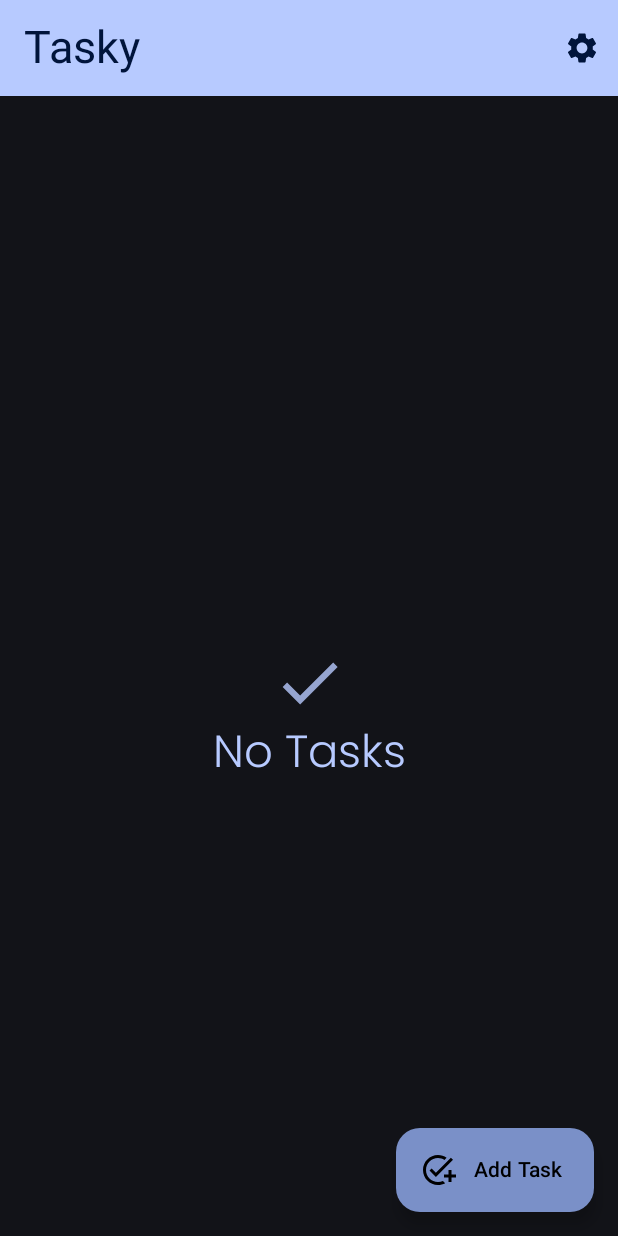
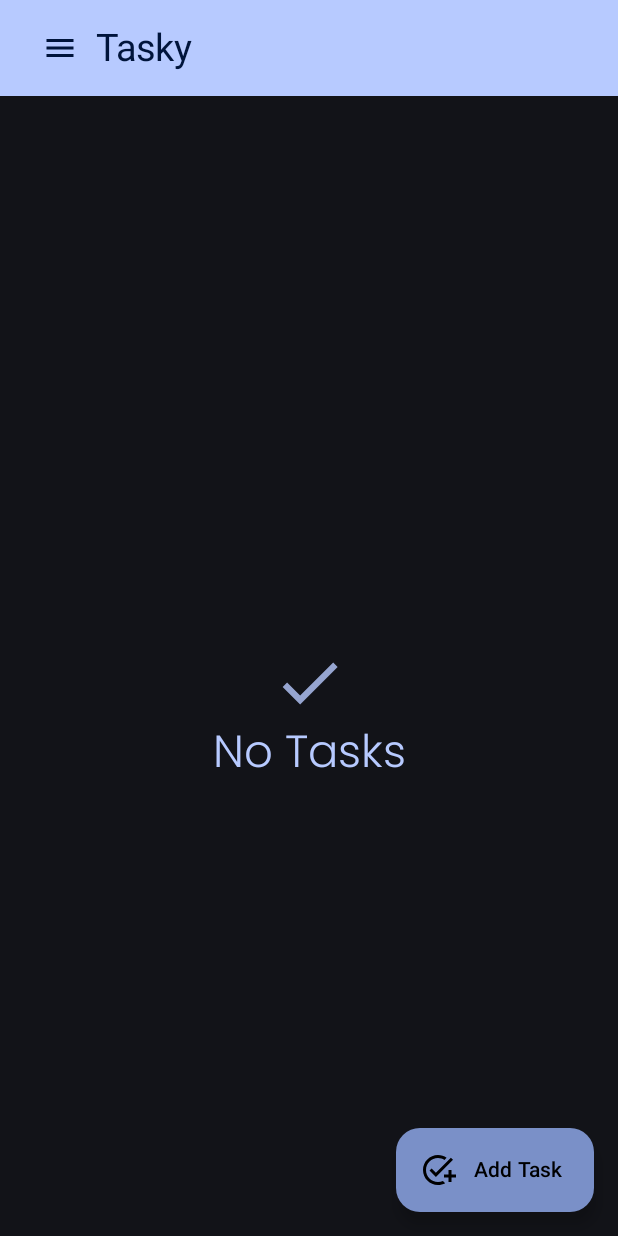
Before and after one commit to thatsmanmeet/Tasky, an Android app built with Jetpack Compose: the screen it shows after launch (MainActivity), on a phone screen of 412 x 824 dp. Run offline under Robolectric (Android 15) with nearby library versions, the phone set to English and light mode, and no system bars; our stand-ins replace Room's generated code.

Commit message:
New Icon Button

```diff
--- a/app/build.gradle
+++ b/app/build.gradle
@@ -77,7 +77,7 @@ dependencies {
     annotationProcessor "androidx.room:room-compiler:$room_version"
     kapt "androidx.room:room-compiler:$room_version"
     implementation 'androidx.core:core-splashscreen:1.0.1'
-    implementation "androidx.navigation:navigation-compose:2.7.4"
+    implementation "androidx.navigation:navigation-compose:2.7.5"
     implementation "androidx.datastore:datastore-preferences:1.0.0"
     def lottieVersion = "6.0.0"
     implementation "com.airbnb.android:lottie-compose:$lottieVersion"
--- a/app/src/main/java/com/thatsmanmeet/taskyapp/screens/App.kt
+++ b/app/src/main/java/com/thatsmanmeet/taskyapp/screens/App.kt
@@ -105,21 +105,28 @@ fun MyApp(
                         Row(
                             modifier = modifier.fillMaxWidth(),
                             verticalAlignment = Alignment.CenterVertically,
-                            horizontalArrangement = Arrangement.SpaceBetween
+//                            horizontalArrangement = Arrangement.SpaceBetween
                         ) {
+                            IconButton(onClick = { /*TODO*/ }) {
+                                Icon(
+                                    imageVector = Icons.Default.Menu,
+                                    contentDescription = "Menu"
+                                )
+                            }
                             Text(
                                 text = stringResource(id = R.string.app_name),
-                                fontSize = 30.sp
+                                fontSize = 25.sp
                             )
-                            IconButton(onClick = {
-                                // Implement Navigation to settings
-                                navHostController.navigate(route = Screen.SettingsScreen.route)
-                            }) {
-                                Icon(
-                                    imageVector = Icons.Default.Settings,
-                                    contentDescription = null
-                                )
-                            }
+                            Spacer(modifier = modifier.width(10.dp))
+//                            IconButton(onClick = {
+//                                // Implement Navigation to settings
+//                                navHostController.navigate(route = Screen.SettingsScreen.route)
+//                            }) {
+//                                Icon(
+//                                    imageVector = Icons.Default.Settings,
+//                                    contentDescription = null
+//                                )
+//                            }
                         }
                             },
                     colors = topAppBarColors.topAppBarColors(
```
